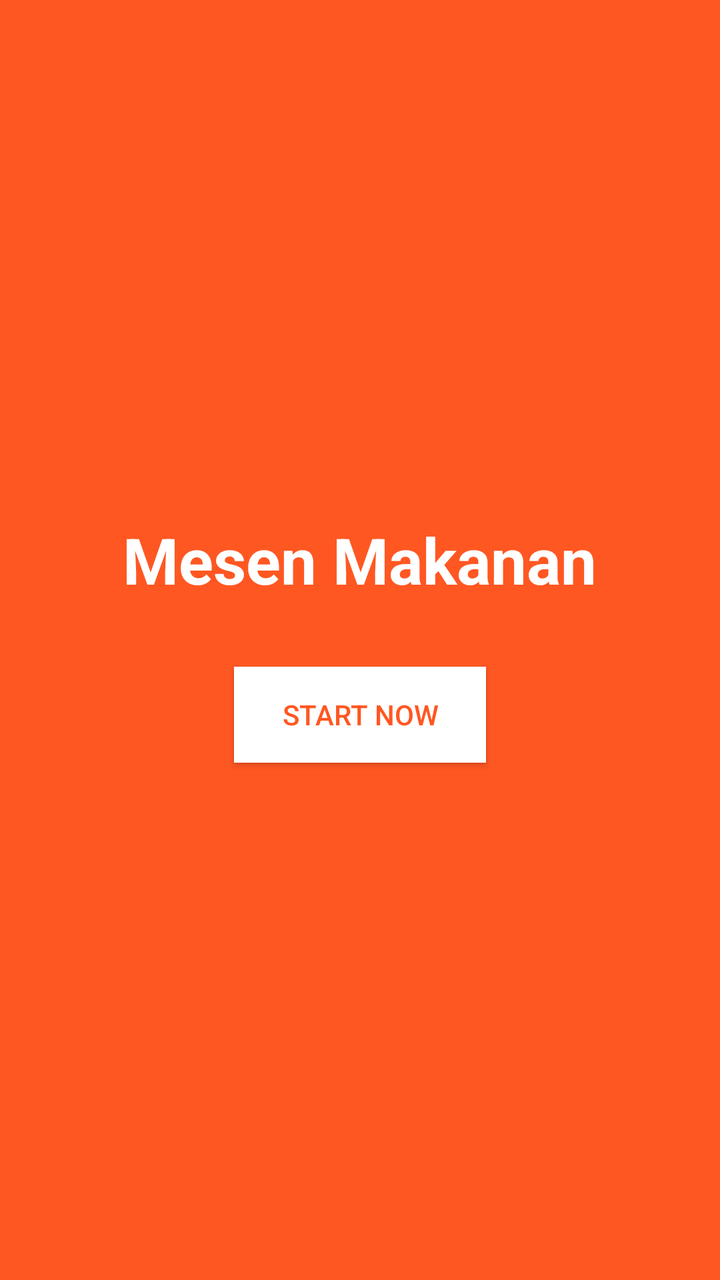
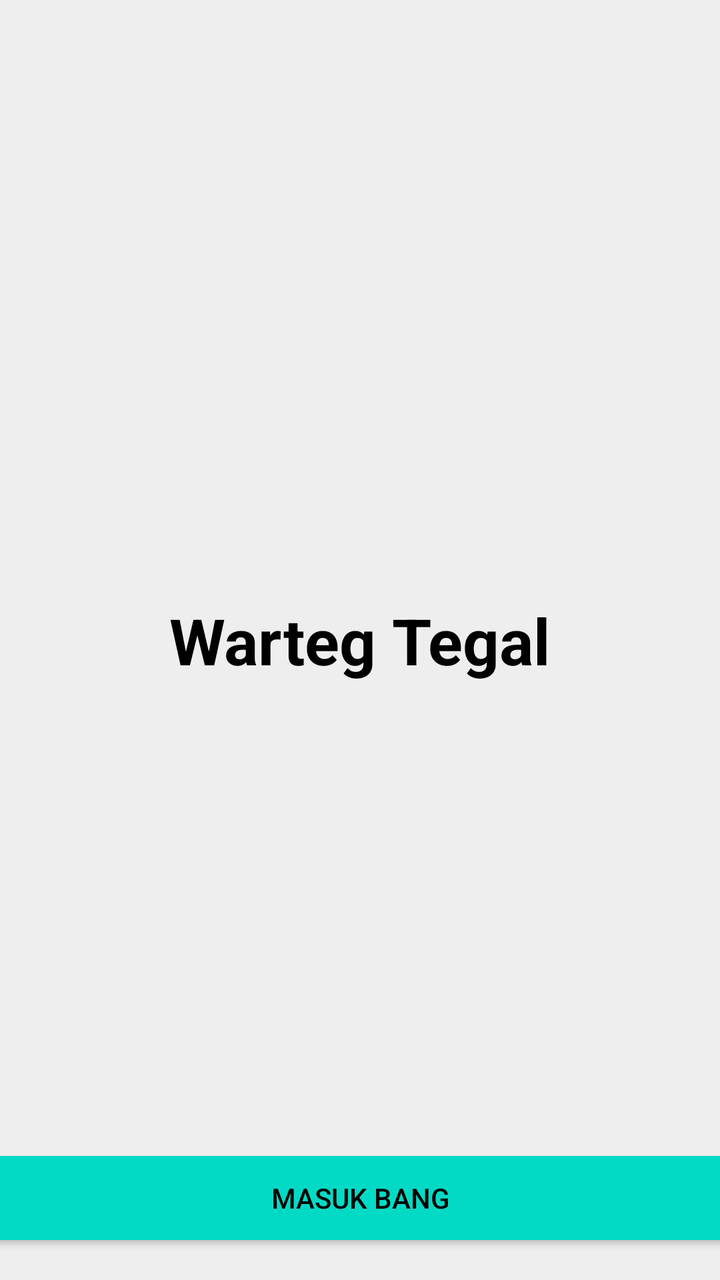

An Android layout rendered at two revisions. The XML below is the earlier revision; the diff shows what the commit changed to produce the second picture.
<!-- AndroidManifest.xml: application theme Theme.WarungWartegTegal -->
<!-- res/layout/activity_splash.xml -->
<?xml version="1.0" encoding="utf-8"?>
<LinearLayout xmlns:android="http://schemas.android.com/apk/res/android"
    android:layout_width="match_parent"
    android:layout_height="match_parent"
    android:orientation="vertical"
    android:gravity="center"
    android:background="@color/orange"
    android:padding="32dp">

    <TextView
        android:layout_width="wrap_content"
        android:layout_height="wrap_content"
        android:text="Mesen Makanan"
        android:textColor="@color/white"
        android:textSize="32sp"
        android:textStyle="bold" />

    <Button
        android:id="@+id/btnStartNow"
        android:layout_width="wrap_content"
        android:layout_height="wrap_content"
        android:layout_marginTop="32dp"
        android:text="@string/start_now"
        android:textColor="@color/orange"
        android:background="@color/white"
        android:paddingStart="24dp"
        android:paddingEnd="24dp" />

</LinearLayout>
<!-- resources referenced by this layout -->
<resources>
  <color name="orange">#FFFF5722</color>
  <color name="white">#FFFFFFFF</color>
  <string name="start_now">Start now</string>
  <style name="Theme.WarungWartegTegal" parent="Base.Theme.WarungWartegTegal" />
  <style name="Base.Theme.WarungWartegTegal" parent="Theme.Material3.DayNight.NoActionBar">
          
          <item name="colorPrimary">@color/orange</item>
          <item name="colorPrimaryVariant">@color/dark_orange</item>
          <item name="colorOnPrimary">@color/white</item>
      </style>
  <color name="dark_orange">#FFE64A19</color>
</resources>

<!-- the commit's change to res/layout/activity_splash.xml (unified diff, before → after) -->
@@ -1,29 +1,37 @@
-<?xml version="1.0" encoding="utf-8"?>
-<LinearLayout xmlns:android="http://schemas.android.com/apk/res/android"
+<androidx.constraintlayout.widget.ConstraintLayout
+    xmlns:android="http://schemas.android.com/apk/res/android"
+    xmlns:app="http://schemas.android.com/apk/res-auto"
     android:layout_width="match_parent"
     android:layout_height="match_parent"
-    android:orientation="vertical"
-    android:gravity="center"
-    android:background="@color/orange"
-    android:padding="32dp">
+    android:background="#EEEEEE">
+
+    
 
     <TextView
+        android:id="@+id/tvTitle"
         android:layout_width="wrap_content"
         android:layout_height="wrap_content"
-        android:text="Mesen Makanan"
-        android:textColor="@color/white"
+        android:text="Warteg Tegal"
+        android:textColor="@color/black"
         android:textSize="32sp"
-        android:textStyle="bold" />
+        android:textStyle="bold"
+        app:layout_constraintTop_toTopOf="parent"
+        app:layout_constraintBottom_toBottomOf="parent"
+        app:layout_constraintStart_toStartOf="parent"
+        app:layout_constraintEnd_toEndOf="parent"/>
 
     <Button
         android:id="@+id/btnStartNow"
-        android:layout_width="wrap_content"
-        android:layout_height="wrap_content"
-        android:layout_marginTop="32dp"
-        android:text="@string/start_now"
-        android:textColor="@color/orange"
-        android:background="@color/white"
-        android:paddingStart="24dp"
-        android:paddingEnd="24dp" />
+        android:layout_height="42dp"
+        android:layout_width="400dp"
+        android:layout_marginBottom="20dp"
+        android:layout_marginLeft="10dp"
+        android:layout_marginRight="10dp"
+        android:background="@color/teal_200"
+        android:text="Masuk bang"
+        android:textColor="@color/black"
+        app:layout_constraintBottom_toBottomOf="parent"
+        app:layout_constraintEnd_toEndOf="parent"
+        app:layout_constraintStart_toStartOf="parent"/>
 
-</LinearLayout>
+</androidx.constraintlayout.widget.ConstraintLayout>
<!-- resource entries referenced after the edit -->
@@ -1,8 +1,9 @@
 <!-- resources referenced by this layout -->
 <resources>
+  <color name="black">#FF000000</color>
+  <color name="teal_200">#FF03DAC5</color>
   <color name="orange">#FFFF5722</color>
   <color name="white">#FFFFFFFF</color>
-  <string name="start_now">Start now</string>
   <style name="Theme.WarungWartegTegal" parent="Base.Theme.WarungWartegTegal" />
   <style name="Base.Theme.WarungWartegTegal" parent="Theme.Material3.DayNight.NoActionBar">
           
